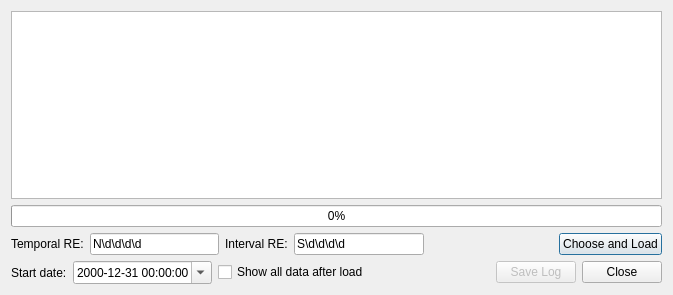
mbernasocchi/multiview, file ui_temporalrasterloaderdialog.ui: the form before one commit.
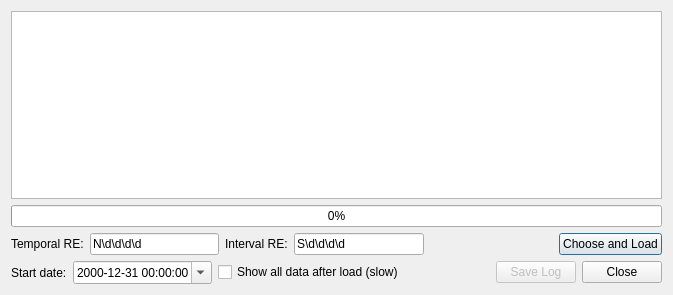
The form after the commit.

Patch:
```diff
--- a/ui_temporalrasterloaderdialog.ui
+++ b/ui_temporalrasterloaderdialog.ui
@@ -116,7 +116,7 @@
        <item>
         <widget class="QCheckBox" name="dataVisible">
          <property name="text">
-          <string>Show all data after load</string>
+          <string>Show all data after load (slow)</string>
          </property>
         </widget>
        </item>
```
